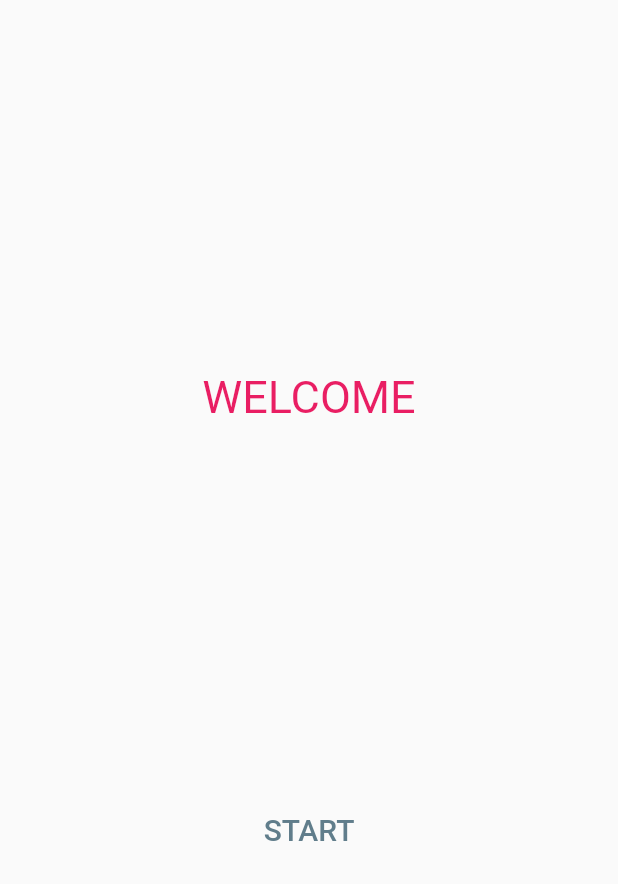
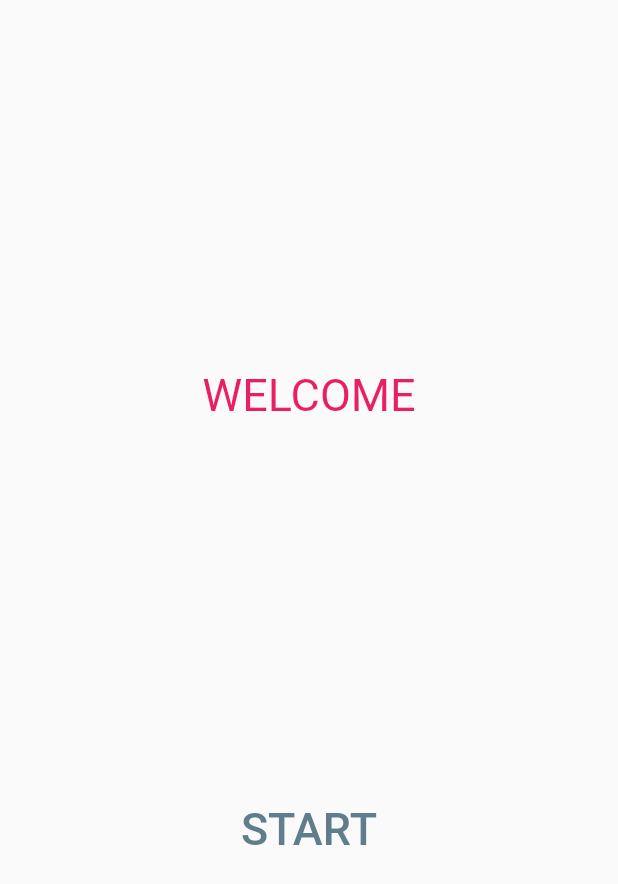
Before and after one commit to alapatialekhya/flutter_test_weather, a Flutter app: the screen it shows after launch, on a phone screen of 412 x 824 dp. Shown: the top 884 px of the screen. Run offline on Flutter 3.47's test engine with Material 2 defaults, Android fonts, the light colour scheme and no system bars.

Commit message:
font change

```diff
--- a/lib/main.dart
+++ b/lib/main.dart
@@ -50,7 +50,7 @@ class _MyHomePageState extends State<MyHomePage> {
               },
               child: const Text(
                 'START',
-                style: TextStyle(fontSize: 20.0, color: Colors.blueGrey),
+                style: TextStyle(fontSize: 30.0, color: Colors.blueGrey),
               ),
             ),
           ],
```
